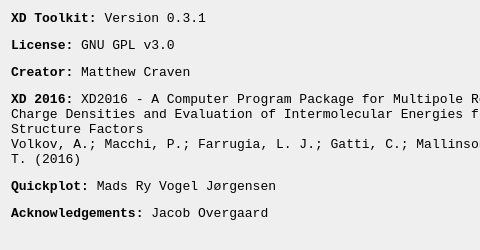
The window that about.ui (mcrav/XDToolkit) describes before a commit, drawn with Qt 5; both pictures show x 0 to 480 and y 0 to 250 of the 767 by 250 pixel window.
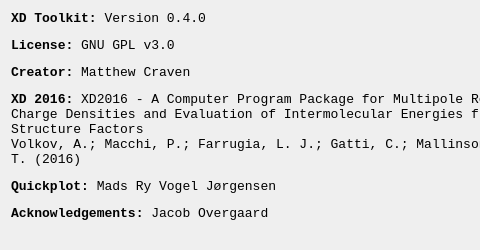
The same window after the commit. Icons and pictures are not drawn.

```diff
--- a/about.ui
+++ b/about.ui
@@ -30,7 +30,7 @@
    <item row="0" column="0">
     <widget class="QLabel" name="label">
      <property name="text">
-      <string>&lt;html&gt;&lt;head/&gt;&lt;body&gt;&lt;p&gt;&lt;span style=&quot; font-weight:600;&quot;&gt;XD Toolkit:&lt;/span&gt; Version 0.3.1&lt;/p&gt;&lt;p&gt;&lt;span style=&quot; font-weight:600;&quot;&gt;License: &lt;/span&gt;GNU GPL v3.0&lt;/p&gt;&lt;p&gt;&lt;span style=&quot; font-weight:600;&quot;&gt;Creator:&lt;/span&gt; Matthew Craven&lt;/p&gt;&lt;p&gt;&lt;span style=&quot; font-weight:600;&quot;&gt;XD 2016:&lt;/span&gt; XD2016 - A Computer Program Package for Multipole Refinement, Topological Analysis of Charge Densities and Evaluation of Intermolecular Energies from Experimental and Theoretical Structure Factors &lt;br/&gt;Volkov, A.; Macchi, P.; Farrugia, L. J.; Gatti, C.; Mallinson, P.; Richter, T.; Koritsanszky, T. (2016) &lt;/p&gt;&lt;p&gt;&lt;span style=&quot; font-weight:600;&quot;&gt;Quickplot:&lt;/span&gt; Mads Ry Vogel Jørgensen&lt;/p&gt;&lt;p&gt;&lt;span style=&quot; font-weight:600;&quot;&gt;Acknowledgements: &lt;/span&gt;Jacob Overgaard&lt;/p&gt;&lt;/body&gt;&lt;/html&gt;</string>
+      <string>&lt;html&gt;&lt;head/&gt;&lt;body&gt;&lt;p&gt;&lt;span style=&quot; font-weight:600;&quot;&gt;XD Toolkit:&lt;/span&gt; Version 0.4.0&lt;/p&gt;&lt;p&gt;&lt;span style=&quot; font-weight:600;&quot;&gt;License: &lt;/span&gt;GNU GPL v3.0&lt;/p&gt;&lt;p&gt;&lt;span style=&quot; font-weight:600;&quot;&gt;Creator:&lt;/span&gt; Matthew Craven&lt;/p&gt;&lt;p&gt;&lt;span style=&quot; font-weight:600;&quot;&gt;XD 2016:&lt;/span&gt; XD2016 - A Computer Program Package for Multipole Refinement, Topological Analysis of Charge Densities and Evaluation of Intermolecular Energies from Experimental and Theoretical Structure Factors &lt;br/&gt;Volkov, A.; Macchi, P.; Farrugia, L. J.; Gatti, C.; Mallinson, P.; Richter, T.; Koritsanszky, T. (2016) &lt;/p&gt;&lt;p&gt;&lt;span style=&quot; font-weight:600;&quot;&gt;Quickplot:&lt;/span&gt; Mads Ry Vogel Jørgensen&lt;/p&gt;&lt;p&gt;&lt;span style=&quot; font-weight:600;&quot;&gt;Acknowledgements: &lt;/span&gt;Jacob Overgaard&lt;/p&gt;&lt;/body&gt;&lt;/html&gt;</string>
      </property>
      <property name="alignment">
       <set>Qt::AlignLeading|Qt::AlignLeft|Qt::AlignTop</set>
```
